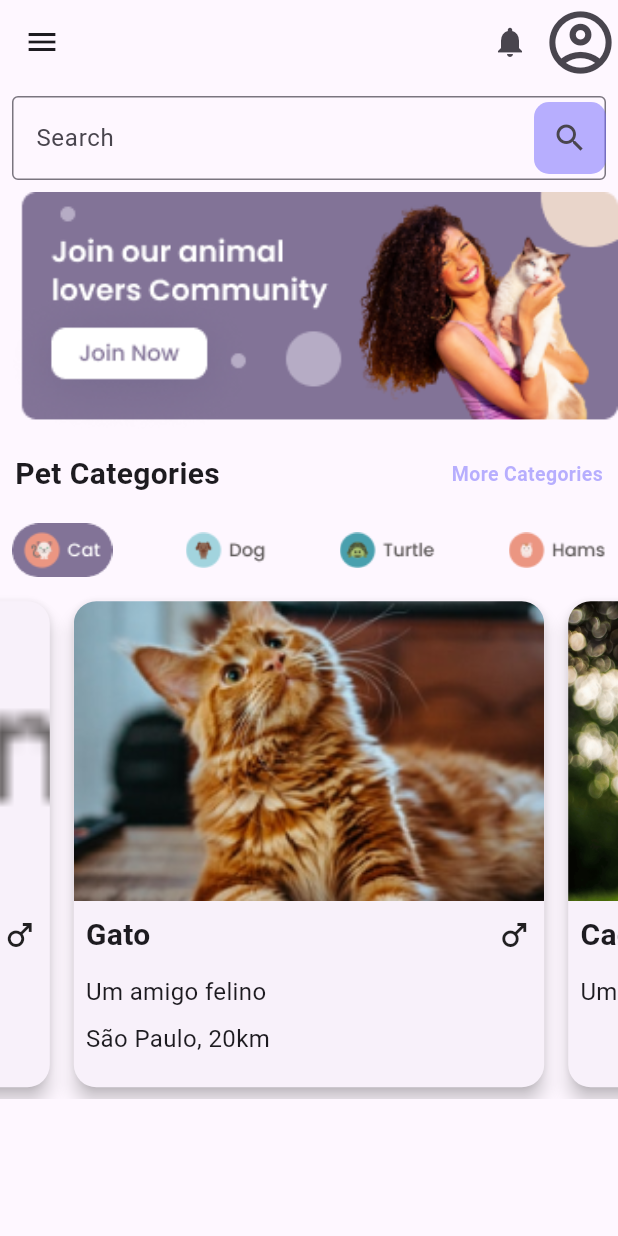
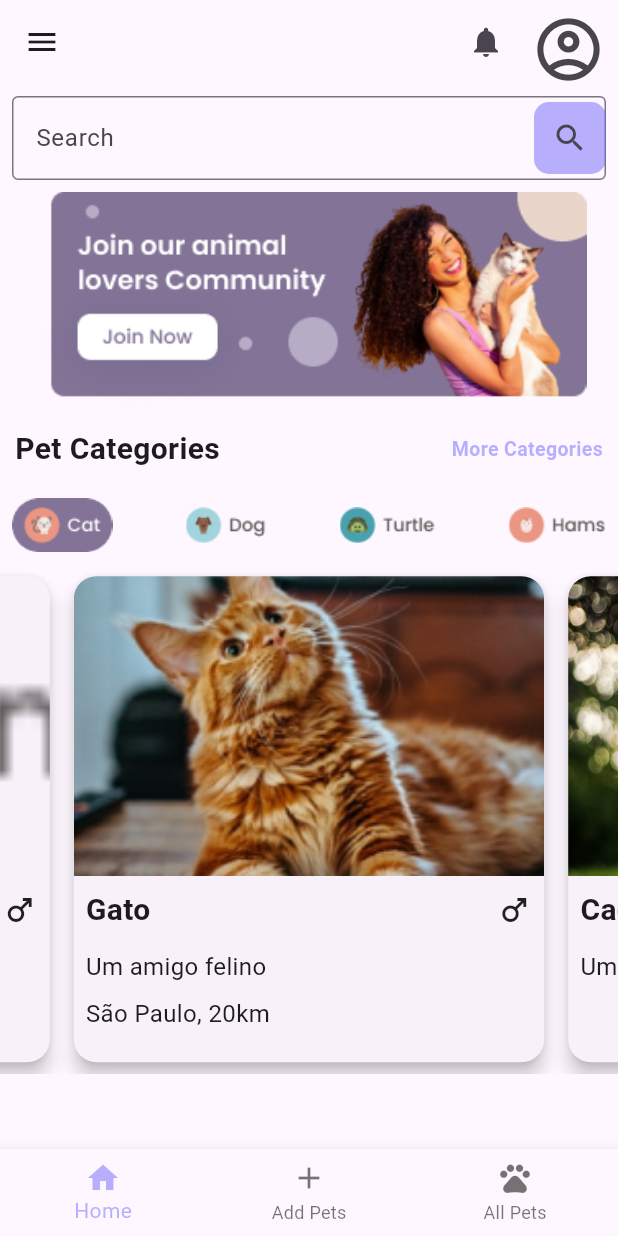
Before and after one commit to RuanVFeitosa/adote-pet, a Flutter app: the screen it shows after launch, on a phone screen of 412 x 824 dp. Run offline on Flutter 3.47's test engine with Material 3 defaults, Android fonts, the phone set to English and light mode, and no system bars; drawn by our look-alikes of carousel_slider.

Commit message:
Criação de mais telas

```diff
--- a/lib/view/homePage.dart
+++ b/lib/view/homePage.dart
@@ -1,8 +1,100 @@
+import 'package:adopt_pet/widgets/profile.dart';
 import 'package:flutter/material.dart';
 import 'package:carousel_slider/carousel_slider.dart';
 
-class Homepage extends StatelessWidget {
+void main() => runApp(const MyApp());
+
+class MyApp extends StatelessWidget {
+  const MyApp({super.key});
+
+  @override
+  Widget build(BuildContext context) {
+    return const MaterialApp(
+      home: Homepage(),
+    );
+  }
+}
+
+class Homepage extends StatefulWidget {
   const Homepage({super.key});
+
+  @override
+  State<Homepage> createState() => _HomepageState();
+}
+
+class _HomepageState extends State<Homepage> {
+  int _selectedIndex = 0;
+
+  static final List<Widget> _widgetOptions = <Widget>[
+    const HomeContent(),
+    const Text(
+      'Index 1: Business',
+      style: TextStyle(fontSize: 20, fontWeight: FontWeight.bold),
+    ),
+    const Text(
+      'Index 2: School',
+      style: TextStyle(fontSize: 20, fontWeight: FontWeight.bold),
+    ),
+  ];
+
+  void _onItemTapped(int index) {
+    setState(() {
+      _selectedIndex = index;
+    });
+  }
+
+  @override
+  Widget build(BuildContext context) {
+    return Scaffold(
+      appBar: AppBar(
+        leading: const Icon(Icons.menu),
+        actions: [
+  const Padding(
+    padding: EdgeInsets.only(right: 10.0),
+    child: Icon(Icons.notifications),
+  ),
+  IconButton(
+    icon: const Icon(
+      Icons.account_circle_outlined,
+      size: 50,
+    ),
+    onPressed: () {
+      Navigator.push(
+        context,
+        MaterialPageRoute(builder: (context) => const Profile()),
+      );
+    },
+  ),
+]
+      ),
+      body: Center(
+        child: _widgetOptions.elementAt(_selectedIndex),
+      ),
+      bottomNavigationBar: BottomNavigationBar(
+        items: const <BottomNavigationBarItem>[
+          BottomNavigationBarItem(
+            icon: Icon(Icons.home),
+            label: 'Home',
+          ),
+          BottomNavigationBarItem(
+            icon: Icon(Icons.add),
+            label: 'Add Pets',
+          ),
+          BottomNavigationBarItem(
+            icon: Icon(Icons.pets_sharp),
+            label: 'All Pets',
+          ),
+        ],
+        currentIndex: _selectedIndex,
+        selectedItemColor:  const Color.fromARGB(130, 115, 104, 253),
+        onTap: _onItemTapped,
+      ),
+    );
+  }
+}
+
+class HomeContent extends StatelessWidget {
+  const HomeContent({super.key});
 
   @override
   Widget build(BuildContext context) {
@@ -30,21 +122,7 @@ class Homepage extends StatelessWidget {
       },
     ];
 
-    return Scaffold(
-      appBar: AppBar(
-        leading: const Icon(Icons.menu),
-        actions: const [
-          Padding(
-            padding: EdgeInsets.only(right: 10.0),
-            child: Icon(Icons.notifications),
-          ),
-          Icon(
-            Icons.account_circle_outlined,
-            size: 50,
-          )
-        ],
-      ),
-      body: Column(
+    return Column(
       children: [
         Padding(
           padding: const EdgeInsets.all(8.0),
@@ -65,7 +143,7 @@ class Homepage extends StatelessWidget {
         Column(mainAxisAlignment: MainAxisAlignment.spaceBetween, children: [
           Image.asset(
             "assets/images/Frame 33.png",
-              width: 500,
+            width: 370,
             fit: BoxFit.cover,
           ),
           const Padding(
@@ -74,8 +152,7 @@ class Homepage extends StatelessWidget {
               mainAxisAlignment: MainAxisAlignment.spaceBetween,
               children: [
                 Text("Pet Categories",
-                      style:
-                          TextStyle(fontSize: 20, fontWeight: FontWeight.bold)),
+                    style: TextStyle(fontSize: 20, fontWeight: FontWeight.bold)),
                 Text(
                   "More Categories",
                   style: TextStyle(
@@ -150,8 +227,7 @@ class Homepage extends StatelessWidget {
                           padding: const EdgeInsets.symmetric(
                               horizontal: 8.0, vertical: 4.0),
                           child: Text(
-                              item["location"] ??
-                                  "", // Provide a default value if item["location"] is null
+                            item["location"] ?? "",
                             style: const TextStyle(fontSize: 16.0),
                           ),
                         ),
@@ -164,7 +240,6 @@ class Homepage extends StatelessWidget {
           )
         ])
       ],
-      ),
     );
   }
 }
```
Also changed, not shown: lib/widgets/profile.dart (added, +105 -0 lines). Lines whose indentation alone changed are shown as unchanged.
